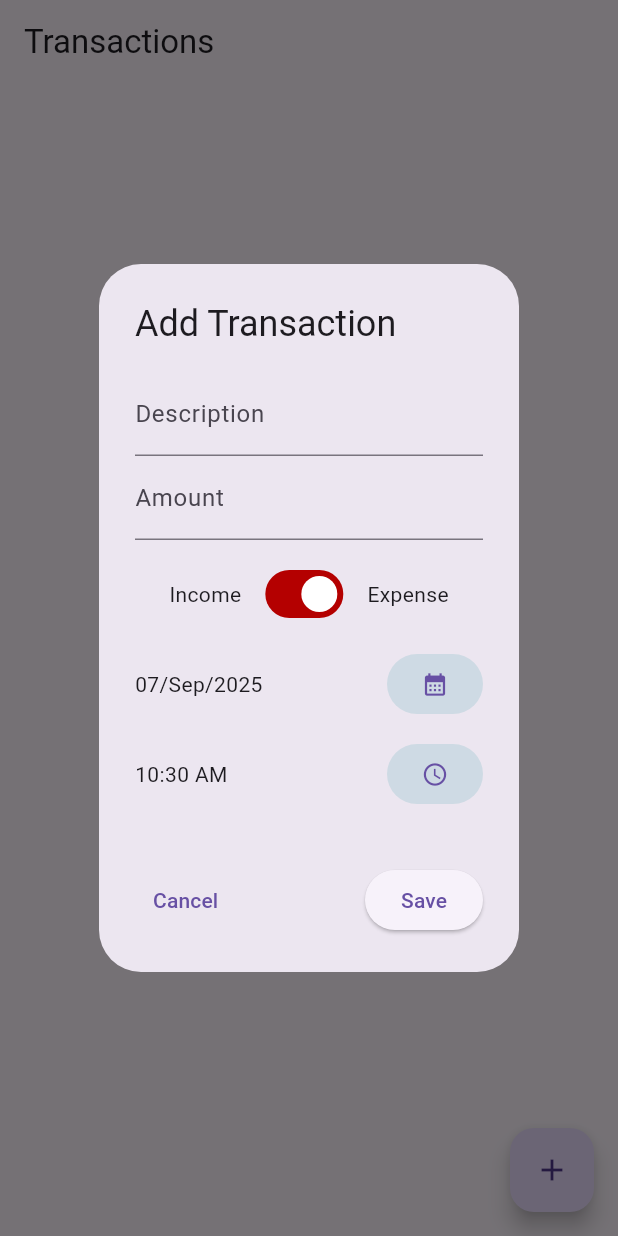
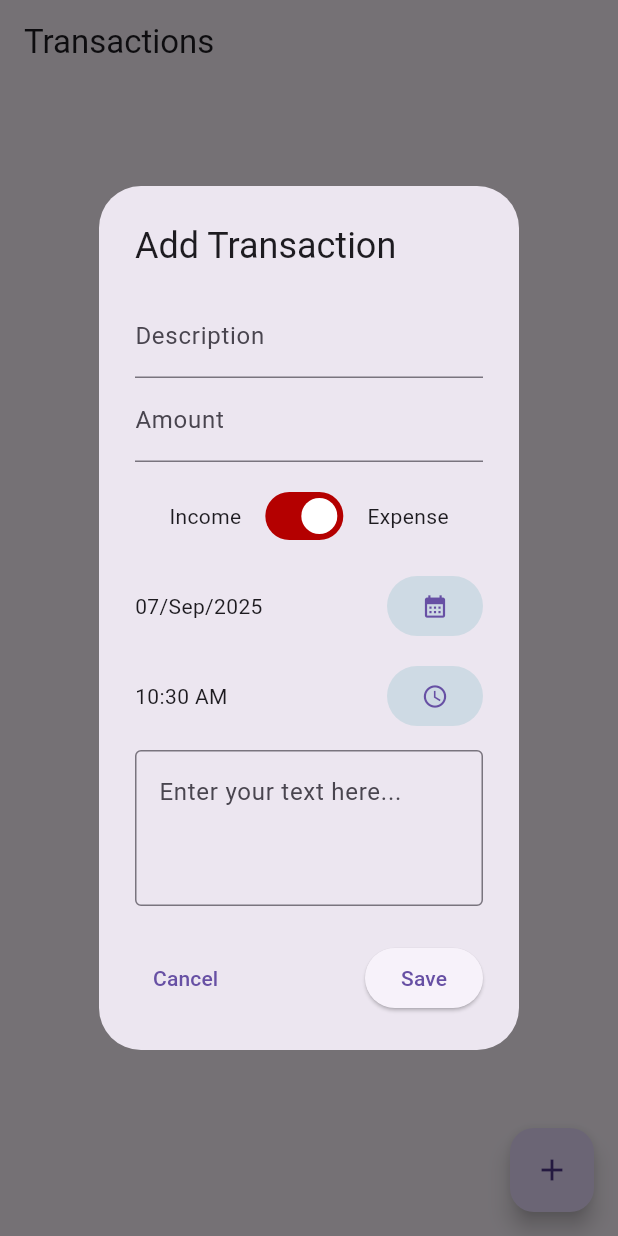
Before and after one commit to PriyanthaFdo/trackpense, a Flutter app: the screen it shows after launch, after a tap on the "add" icon, on a phone screen of 412 x 824 dp. Run offline on Flutter 3.47's test engine with Material 3 defaults, Android fonts, the phone set to English and light mode, and no system bars; our stand-ins replace drift, drift_flutter, flutter_bloc, go_router, loading_indicator; accounts and stored records are empty; generated files the repository leaves out were written again.

Commit message:
feature/ add notes

```diff
--- a/lib/data/blocs/payment_bloc.dart
+++ b/lib/data/blocs/payment_bloc.dart
@@ -32,6 +32,7 @@ class PaymentBloc extends Bloc<PaymentEvent, PaymentState> {
         amount: event.amount,
         isExpense: event.isExpense,
         dateTime: event.dateTime,
+        notes: event.notes,
       );
     } catch (e, s) {
       emit(PaymentErrorState(error: e, stackTrace: s));
@@ -46,6 +47,7 @@ class PaymentBloc extends Bloc<PaymentEvent, PaymentState> {
         amount: event.amount,
         isExpense: event.isExpense,
         dateTime: event.dateTime,
+        notes: event.notes,
       );
     } catch (e, s) {
       emit(PaymentErrorState(error: e, stackTrace: s));
@@ -64,12 +66,14 @@ class CreatePaymentEvent extends PaymentEvent {
     required this.amount,
     required this.isExpense,
     required this.dateTime,
+    this.notes,
   });
 
   final String description;
   final double amount;
   final bool isExpense;
   final DateTime dateTime;
+  final String? notes;
 }
 
 class UpdatePaymentEvent extends PaymentEvent {
@@ -79,6 +83,7 @@ class UpdatePaymentEvent extends PaymentEvent {
     required this.amount,
     required this.isExpense,
     required this.dateTime,
+    this.notes,
   });
 
   final String uuid;
@@ -86,6 +91,7 @@ class UpdatePaymentEvent extends PaymentEvent {
   final double amount;
   final bool isExpense;
   final DateTime dateTime;
+  final String? notes;
 }
 
 // ======== STATES ========
--- a/lib/data/database/database.dart
+++ b/lib/data/database/database.dart
@@ -11,7 +11,17 @@ class AppDatabase extends _$AppDatabase {
   AppDatabase([QueryExecutor? executor]) : super(executor ?? _openConnection());
 
   @override
-  int get schemaVersion => 1;
+  int get schemaVersion => 2;
+
+  @override
+  MigrationStrategy get migration => MigrationStrategy(
+    onUpgrade: (m, from, to) async {
+      if (from == 1) {
+        // Add the new "notes" column
+        await m.addColumn(payment, payment.notes);
+      }
+    },
+  );
 
   static QueryExecutor _openConnection() {
     return driftDatabase(
--- a/lib/data/database/tables/payment.dart
+++ b/lib/data/database/tables/payment.dart
@@ -4,9 +4,10 @@ import 'package:trackpense/data/constants/kjp_miscellaneous.dart';
 class Payment extends Table {
   TextColumn get uuid => text().clientDefault(() => KjpMiscellaneous.uuid.v4())();
   DateTimeColumn get date => dateTime()();
-  TextColumn get description => text().withLength(min: 1, max: 255)();
+  TextColumn get description => text().withLength(min: 1, max: 200)();
   RealColumn get amount => real()();
   BoolColumn get isExpense => boolean()();
+  TextColumn get notes => text().nullable()();
 
   @override
   Set<Column> get primaryKey => {uuid};
--- a/lib/data/repositories/payment_repo.dart
+++ b/lib/data/repositories/payment_repo.dart
@@ -11,6 +11,7 @@ class PaymentRepo {
     required double amount,
     required bool isExpense,
     required DateTime dateTime,
+    String? notes,
   }) async {
     return await _db
         .into(_db.payment)
@@ -20,6 +21,7 @@ class PaymentRepo {
             amount: amount,
             isExpense: isExpense,
             date: dateTime,
+            notes: Value(notes),
           ),
         );
   }
@@ -30,6 +32,7 @@ class PaymentRepo {
     required double amount,
     required bool isExpense,
     required DateTime dateTime,
+    String? notes,
   }) async {
     await _db.update(_db.payment).replace(
       PaymentCompanion(
@@ -38,6 +41,7 @@ class PaymentRepo {
         amount: Value(amount),
         isExpense: Value(isExpense),
         date: Value(dateTime),
+        notes: Value(notes),
       ),
     );
   }
--- a/lib/src/views/home_view.dart
+++ b/lib/src/views/home_view.dart
@@ -49,12 +49,14 @@ class _HomeViewState extends State<HomeView> {
                   date: payment.date,
                   description: payment.description,
                   isExpense: payment.isExpense,
+                  notes: payment.notes,
                   onTap: () => _showCreatePaymentDialog(
                     uuid: payment.uuid,
                     description: payment.description,
                     amount: payment.amount,
                     isExpense: payment.isExpense,
                     dateTime: payment.date,
+                    notes: payment.notes,
                   ),
                 );
               },
@@ -73,13 +75,16 @@ class _HomeViewState extends State<HomeView> {
     double? amount,
     bool isExpense = true,
     DateTime? dateTime,
+    String? notes,
   }) {
     final formKey = GlobalKey<FormState>();
     final descriptionController = TextEditingController();
     final amountController = TextEditingController();
+    final notesController = TextEditingController();
 
     descriptionController.text = description ?? '';
     amountController.text = amount?.toCommaString() ?? '';
+    notesController.text = notes ?? '';
     final displayDateTime = ValueNotifier<DateTime>(dateTime ?? DateTime.now());
 
     showDialog(
@@ -95,6 +100,7 @@ class _HomeViewState extends State<HomeView> {
               child: Column(
                 mainAxisSize: MainAxisSize.min,
                 children: [
+                  // Description
                   TextFormField(
                     controller: descriptionController,
                     decoration: const InputDecoration(
@@ -102,6 +108,8 @@ class _HomeViewState extends State<HomeView> {
                     ),
                     validator: (value) => value == null || value.isEmpty ? 'Required' : null,
                   ),
+
+                  // Amount
                   TextFormField(
                     controller: amountController,
                     decoration: const InputDecoration(
@@ -119,6 +127,7 @@ class _HomeViewState extends State<HomeView> {
                   ),
                   const SizedBox(height: 12),
 
+                  // Expense/ Income Switch
                   StatefulBuilder(
                     builder: (context, setState) {
                       return Row(
@@ -148,6 +157,7 @@ class _HomeViewState extends State<HomeView> {
                   ),
                   const SizedBox(height: 12),
 
+                  // Date
                   Row(
                     mainAxisAlignment: MainAxisAlignment.spaceBetween,
                     children: [
@@ -179,6 +189,7 @@ class _HomeViewState extends State<HomeView> {
                   ),
                   const SizedBox(height: 12),
 
+                  // Time
                   Row(
                     mainAxisAlignment: MainAxisAlignment.spaceBetween,
                     children: [
@@ -210,6 +221,18 @@ class _HomeViewState extends State<HomeView> {
                     ],
                   ),
                   const SizedBox(height: 12),
+
+                  // Notes
+                  TextField(
+                    controller: notesController,
+                    keyboardType: TextInputType.multiline,
+                    minLines: 3,
+                    maxLines: 6,
+                    decoration: const InputDecoration(
+                      hintText: 'Enter your text here...',
+                      border: OutlineInputBorder(),
+                    ),
+                  ),
                 ],
               ),
             ),
@@ -230,6 +253,7 @@ class _HomeViewState extends State<HomeView> {
                         amount: amountController.text.toCleanDouble(),
                         isExpense: isExpense,
                         dateTime: displayDateTime.value,
+                        notes: notesController.text,
                       ),
                     );
                   } else {
@@ -240,6 +264,7 @@ class _HomeViewState extends State<HomeView> {
                         amount: amountController.text.toCleanDouble(),
                         isExpense: isExpense,
                         dateTime: displayDateTime.value,
+                        notes: notesController.text,
                       ),
                     );
                   }
--- a/lib/src/widgets/item_card.dart
+++ b/lib/src/widgets/item_card.dart
@@ -12,6 +12,7 @@ class ItemCard extends StatelessWidget {
     required this.amount,
     required this.onTap,
     required this.isExpense,
+    this.notes,
   });
 
   final DateTime date;
@@ -19,6 +20,7 @@ class ItemCard extends StatelessWidget {
   final double amount;
   final VoidCallback onTap;
   final bool isExpense;
+  final String? notes;
 
   @override
   Widget build(BuildContext context) {
@@ -67,6 +69,7 @@ class ItemCard extends StatelessWidget {
                     style: const TextStyle(fontSize: 12),
                   ),
                   Text(description),
+                  if (notes != null) const Text('...'),
                 ],
               ),
               const Spacer(),
```
Also changed, not shown: lib/data/database/database.g.dart, 1 other file.
